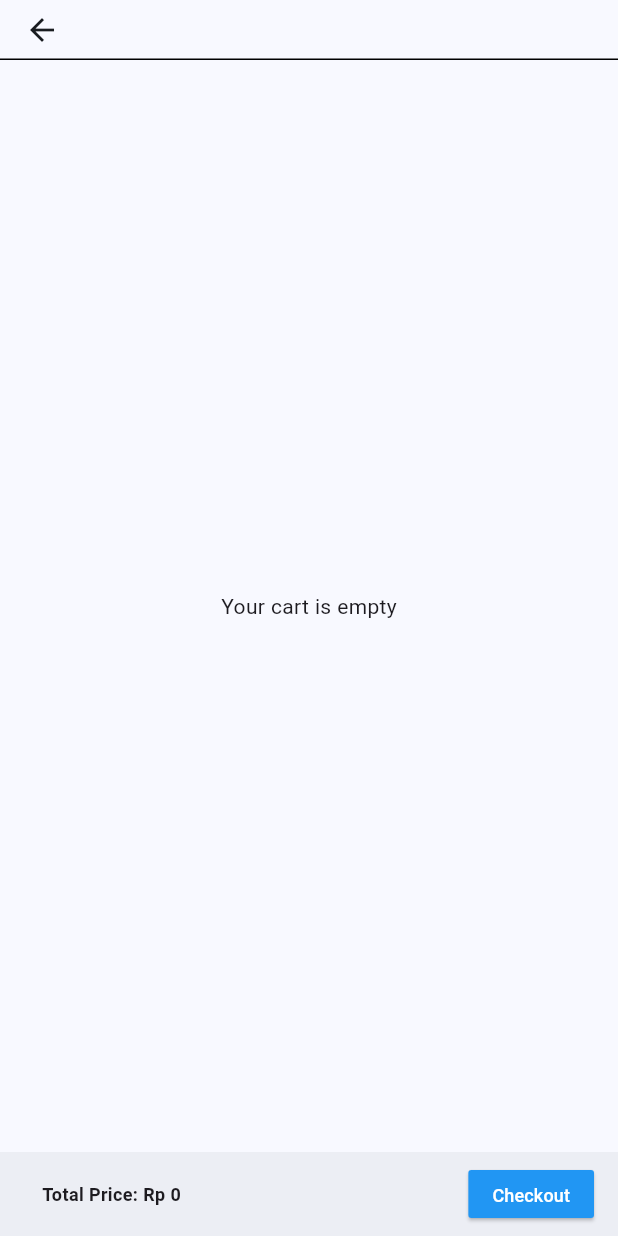
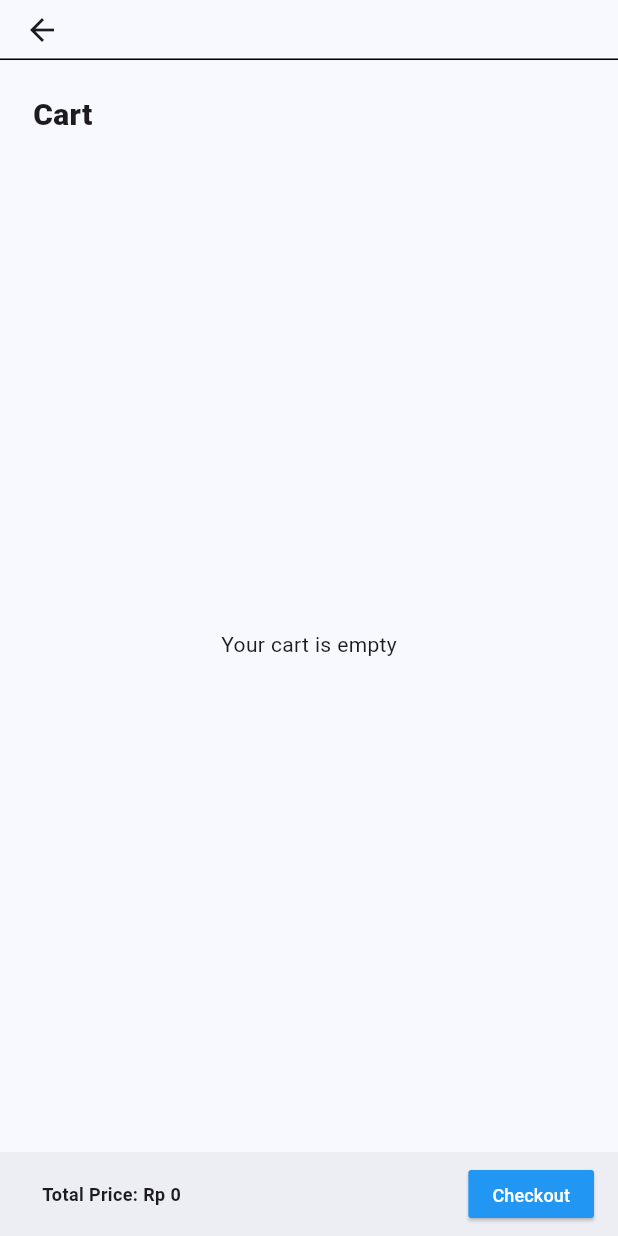
Before and after one commit to RikoGunawan/uas_hura, a Flutter app: the CartScreen screen opened directly, on a phone screen of 412 x 824 dp. Run offline on Flutter 3.47's test engine with Material 3 defaults, Android fonts, the phone set to English and light mode, and no system bars; our stand-ins replace google_fonts.

```diff
--- a/lib/main.dart
+++ b/lib/main.dart
@@ -4,6 +4,7 @@ import 'package:myapp/main_widget.dart';
 import 'package:provider/provider.dart';
 import 'providers/product_provider.dart';
 import 'screens/home_screen.dart';
+import 'screens/login_screen.dart';
 
 void main() {
   runApp(
@@ -30,7 +31,7 @@ class MyApp extends StatelessWidget {
         useMaterial3: true,
         textTheme: GoogleFonts.titilliumWebTextTheme(),
       ),
-      home: const MainWidget(),
+      home: const LoginScreen(),
     );
   }
 }
--- a/lib/screens/cart_screen.dart
+++ b/lib/screens/cart_screen.dart
@@ -25,8 +25,25 @@ class CartScreen extends StatelessWidget {
       body: Consumer<ProductProvider>(
         builder: (context, provider, child) {
           if (cartItems.isEmpty) {
-            return const Center(
-              child: Text('Your cart is empty'),
+            return const Column(
+              crossAxisAlignment: CrossAxisAlignment.start,
+              children: [
+                Padding(
+                  padding: EdgeInsets.fromLTRB(22.0, 22.0, 22.0, 0),
+                  child: Text(
+                    'Cart',
+                    style: TextStyle(
+                      fontSize: 20,
+                      fontWeight: FontWeight.w800,
+                    ),
+                  ),
+                ),
+                Expanded(
+                  child: Center(
+                    child: Text('Your cart is empty'),
+                  ),
+                ),
+              ],
             );
           }
 
@@ -35,7 +52,7 @@ class CartScreen extends StatelessWidget {
               crossAxisAlignment: CrossAxisAlignment.start,
               children: [
                 const Padding(
-                  padding: EdgeInsets.fromLTRB(16.0, 16.0, 16.0, 16.0),
+                  padding: EdgeInsets.fromLTRB(22.0, 22.0, 22.0, 22.0),
                   child: Text(
                     'Cart',
                     style: TextStyle(
--- a/lib/screens/product_screen.dart
+++ b/lib/screens/product_screen.dart
@@ -1,10 +1,10 @@
 import 'package:flutter/material.dart';
 import 'package:provider/provider.dart';
+import '../main_widget.dart';
 import '../models/product.dart';
 import 'package:intl/intl.dart';
 
 import '../providers/product_provider.dart';
-import 'cart_screen.dart';
 
 class ProductScreen extends StatefulWidget {
   final Product product;
@@ -165,7 +165,7 @@ class _ProductScreenState extends State<ProductScreen> {
 
                 Navigator.push(
                   context,
-                  MaterialPageRoute(builder: (context) => const CartScreen()),
+                  MaterialPageRoute(builder: (context) => const MainWidget()),
                 );
 
                 ScaffoldMessenger.of(context).showSnackBar(
```
Also changed, not shown: lib/main_widget.dart (+6 -3 lines), lib/screens/contact_us_screen.dart (added, +22 -0 lines), lib/screens/profile_screen.dart (added, +22 -0 lines).
